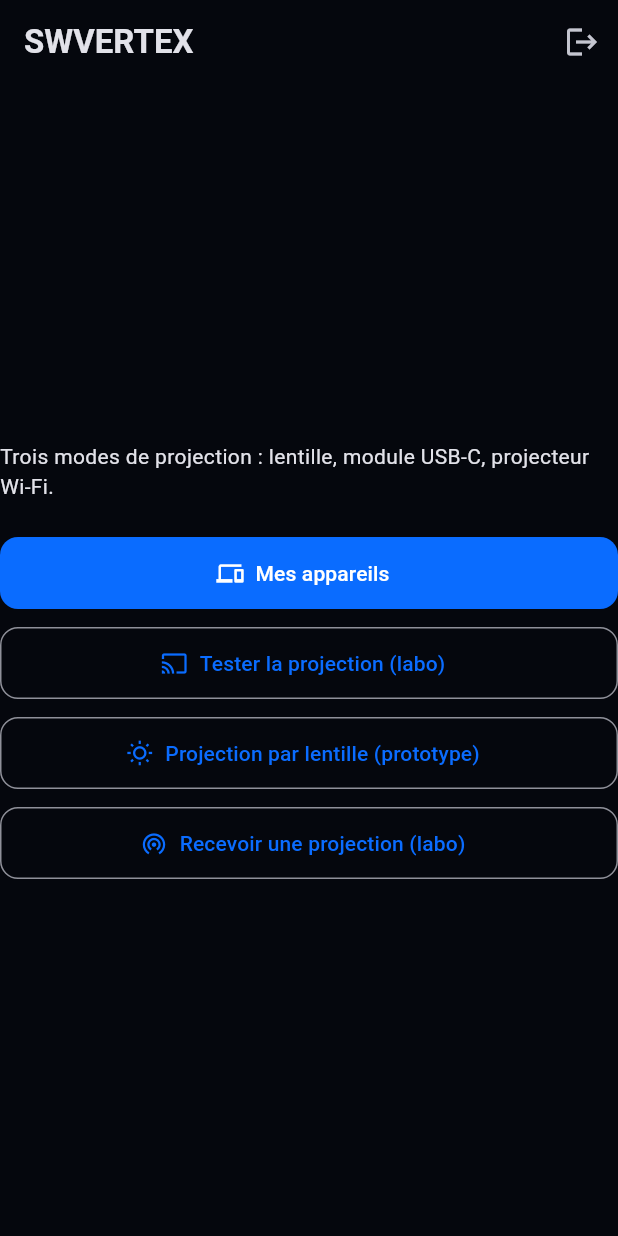
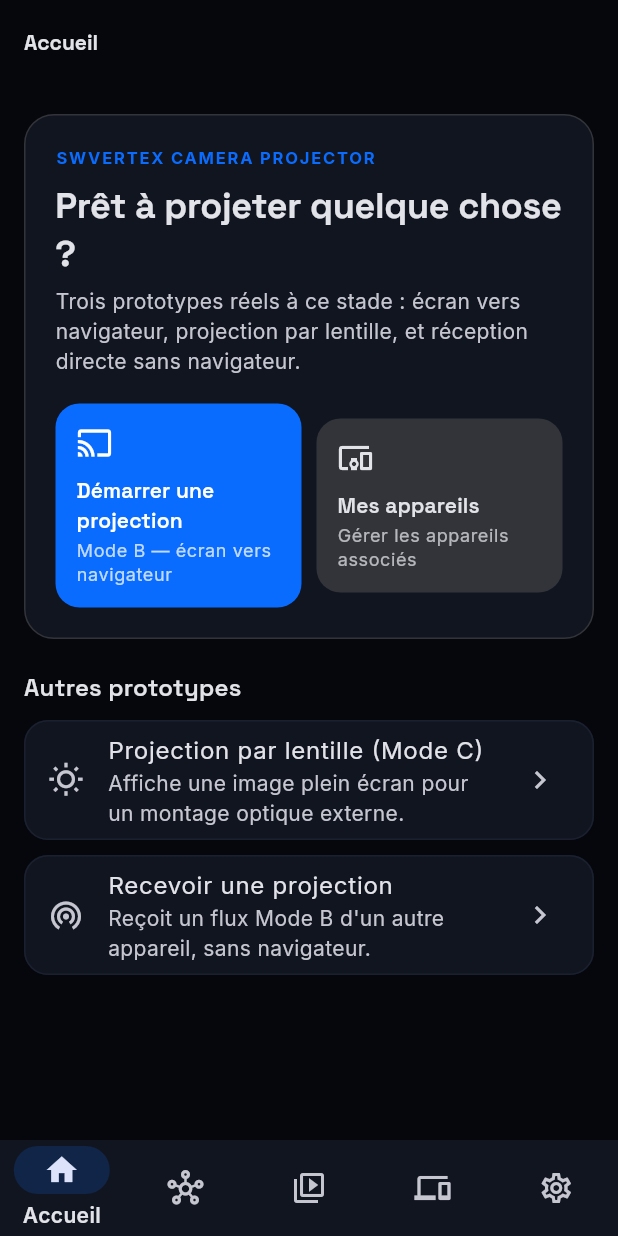
Before and after one commit to Rwond/camera-projector, a Flutter app: the HomeScreen screen opened directly with empty values, on a phone screen of 412 x 824 dp. Run offline on Flutter 3.47's test engine with Material 3 defaults, Android fonts, the phone set to English and light mode, and no system bars; our stand-ins replace file_picker, flutter_secure_storage, google_fonts, qr_flutter, share_plus; missing offline and left inert: screen_brightness, upnp_client; accounts and stored records are empty; network calls fail; project files that could hold a hidden picture were left out.

Commit message:
Applique la nouvelle identité visuelle et la navigation à 5 onglets au client
Typographie Space Grotesk/Inter (google_fonts), navigation Accueil/Spaces/
Sources/Appareils/Réglages en remplacement de l'écran d'accueil à liste de
boutons. Les écrans réels existants (Mode B, Mode C, connexion directe,
appareils) sont reliés tels quels ; Spaces (pas encore construit) et les
sources non implémentées l'annoncent honnêtement plutôt que de simuler une
fausse fonctionnalité.

```diff
--- a/apps/client/lib/features/home/home_screen.dart
+++ b/apps/client/lib/features/home/home_screen.dart
@@ -1,12 +1,18 @@
 import 'package:flutter/material.dart';
+
 import '../auth/auth_service.dart';
 import '../devices/devices_screen.dart';
 import '../devices/devices_service.dart';
-import '../lens/lens_projection_screen.dart';
-import '../projection/projection_screen.dart';
-import '../projection/receiver_screen.dart';
+import 'home_tab.dart';
+import 'settings_tab.dart';
+import 'spaces_tab.dart';
+import 'sources_tab.dart';
 
-class HomeScreen extends StatelessWidget {
+/// Coquille de navigation de l'app connectée : Accueil / Spaces / Sources /
+/// Appareils / Paramètres — cinq destinations, comme dans la maquette, mais
+/// chacune ne montre que des fonctionnalités réelles (ou l'annonce
+/// honnêtement quand ce n'est pas encore le cas, voir spaces_tab.dart).
+class HomeScreen extends StatefulWidget {
   const HomeScreen({
     super.key,
     required this.authService,
@@ -19,75 +25,40 @@ class HomeScreen extends StatelessWidget {
   final VoidCallback onLoggedOut;
 
   @override
+  State<HomeScreen> createState() => _HomeScreenState();
+}
+
+class _HomeScreenState extends State<HomeScreen> {
+  int _index = 0;
+
+  static const _titles = ['Accueil', 'Spaces', 'Sources', 'Appareils', 'Paramètres'];
+
+  void _openTab(int i) => setState(() => _index = i);
+
+  @override
   Widget build(BuildContext context) {
+    final pages = [
+      HomeTab(devicesService: widget.devicesService, onOpenTab: _openTab),
+      SpacesTab(onOpenSources: () => _openTab(2)),
+      const SourcesTab(),
+      DevicesScreen(devicesService: widget.devicesService),
+      SettingsTab(authService: widget.authService, onLoggedOut: widget.onLoggedOut),
+    ];
+
     return Scaffold(
-      appBar: AppBar(
-        title: const Text('SWVERTEX'),
-        actions: [
-          IconButton(
-            icon: const Icon(Icons.logout),
-            tooltip: 'Déconnexion',
-            onPressed: () async {
-              await authService.logout();
-              onLoggedOut();
-            },
-          ),
+      appBar: AppBar(title: Text(_titles[_index])),
+      body: IndexedStack(index: _index, children: pages),
+      bottomNavigationBar: NavigationBar(
+        selectedIndex: _index,
+        onDestinationSelected: _openTab,
+        labelBehavior: NavigationDestinationLabelBehavior.onlyShowSelected,
+        destinations: const [
+          NavigationDestination(icon: Icon(Icons.home_outlined), selectedIcon: Icon(Icons.home), label: 'Accueil'),
+          NavigationDestination(icon: Icon(Icons.hub_outlined), selectedIcon: Icon(Icons.hub), label: 'Spaces'),
+          NavigationDestination(icon: Icon(Icons.video_library_outlined), selectedIcon: Icon(Icons.video_library), label: 'Sources'),
+          NavigationDestination(icon: Icon(Icons.devices_outlined), selectedIcon: Icon(Icons.devices), label: 'Appareils'),
+          NavigationDestination(icon: Icon(Icons.settings_outlined), selectedIcon: Icon(Icons.settings), label: 'Réglages'),
         ],
-      ),
-      body: Center(
-        child: Column(
-          mainAxisSize: MainAxisSize.min,
-          children: [
-            const Text(
-              'Trois modes de projection : lentille, module USB-C, projecteur Wi-Fi.',
-            ),
-            const SizedBox(height: 24),
-            FilledButton.icon(
-              icon: const Icon(Icons.devices),
-              label: const Text('Mes appareils'),
-              onPressed: () {
-                Navigator.of(context).push(
-                  MaterialPageRoute(
-                    builder: (_) =>
-                        DevicesScreen(devicesService: devicesService),
-                  ),
-                );
-              },
-            ),
-            const SizedBox(height: 12),
-            OutlinedButton.icon(
-              icon: const Icon(Icons.cast),
-              label: const Text('Tester la projection (labo)'),
-              onPressed: () {
-                Navigator.of(context).push(
-                  MaterialPageRoute(builder: (_) => const ProjectionScreen()),
-                );
-              },
-            ),
-            const SizedBox(height: 12),
-            OutlinedButton.icon(
-              icon: const Icon(Icons.wb_sunny_outlined),
-              label: const Text('Projection par lentille (prototype)'),
-              onPressed: () {
-                Navigator.of(context).push(
-                  MaterialPageRoute(
-                    builder: (_) => const LensProjectionScreen(),
-                  ),
-                );
-              },
-            ),
-            const SizedBox(height: 12),
-            OutlinedButton.icon(
-              icon: const Icon(Icons.wifi_tethering),
-              label: const Text('Recevoir une projection (labo)'),
-              onPressed: () {
-                Navigator.of(context).push(
-                  MaterialPageRoute(builder: (_) => const ReceiverScreen()),
-                );
-              },
-            ),
-          ],
-        ),
       ),
     );
   }
--- /dev/null
+++ b/apps/client/lib/features/home/home_tab.dart
@@ -0,0 +1,184 @@
+import 'package:flutter/material.dart';
+
+import '../devices/devices_service.dart';
+import '../lens/lens_projection_screen.dart';
+import '../projection/projection_screen.dart';
+import '../projection/receiver_screen.dart';
+
+/// Onglet d'accueil : une action principale claire plutôt qu'un tableau de
+/// bord — conforme à l'esprit « priorité à l'action, pas aux statistiques ».
+class HomeTab extends StatelessWidget {
+  const HomeTab({super.key, required this.devicesService, required this.onOpenTab});
+
+  final DevicesService devicesService;
+  final ValueChanged<int> onOpenTab;
+
+  @override
+  Widget build(BuildContext context) {
+    final theme = Theme.of(context);
+    return ListView(
+      padding: const EdgeInsets.fromLTRB(16, 20, 16, 24),
+      children: [
+        Container(
+          padding: const EdgeInsets.all(20),
+          decoration: BoxDecoration(
+            color: theme.cardTheme.color,
+            borderRadius: BorderRadius.circular(20),
+            border: Border.all(color: theme.colorScheme.surfaceContainerHighest),
+          ),
+          child: Column(
+            crossAxisAlignment: CrossAxisAlignment.start,
+            children: [
+              Text(
+                'SWVERTEX CAMERA PROJECTOR',
+                style: theme.textTheme.labelSmall?.copyWith(
+                  color: theme.colorScheme.primary,
+                  fontWeight: FontWeight.w700,
+                  letterSpacing: 1.2,
+                ),
+              ),
+              const SizedBox(height: 8),
+              Text(
+                'Prêt à projeter quelque chose ?',
+                style: theme.textTheme.headlineSmall,
+              ),
+              const SizedBox(height: 6),
+              Text(
+                'Trois prototypes réels à ce stade : écran vers navigateur, '
+                'projection par lentille, et réception directe sans '
+                'navigateur.',
+                style: theme.textTheme.bodyMedium?.copyWith(
+                  color: theme.colorScheme.onSurfaceVariant,
+                ),
+              ),
+              const SizedBox(height: 18),
+              Row(
+                children: [
+                  Expanded(
+                    child: _ActionCard(
+                      icon: Icons.cast,
+                      label: 'Démarrer une projection',
+                      sublabel: 'Mode B — écran vers navigateur',
+                      primary: true,
+                      onTap: () => Navigator.of(context).push(
+                        MaterialPageRoute(builder: (_) => const ProjectionScreen()),
+                      ),
+                    ),
+                  ),
+                  const SizedBox(width: 10),
+                  Expanded(
+                    child: _ActionCard(
+                      icon: Icons.devices_other,
+                      label: 'Mes appareils',
+                      sublabel: 'Gérer les appareils associés',
+                      onTap: () => onOpenTab(3),
+                    ),
+                  ),
+                ],
+              ),
+            ],
+          ),
+        ),
+        const SizedBox(height: 20),
+        Text('Autres prototypes', style: theme.textTheme.titleMedium),
+        const SizedBox(height: 10),
+        _ListAction(
+          icon: Icons.wb_sunny_outlined,
+          title: 'Projection par lentille (Mode C)',
+          subtitle: 'Affiche une image plein écran pour un montage optique externe.',
+          onTap: () => Navigator.of(context).push(
+            MaterialPageRoute(builder: (_) => const LensProjectionScreen()),
+          ),
+        ),
+        _ListAction(
+          icon: Icons.wifi_tethering,
+          title: 'Recevoir une projection',
+          subtitle: 'Reçoit un flux Mode B d\'un autre appareil, sans navigateur.',
+          onTap: () => Navigator.of(context).push(
+            MaterialPageRoute(builder: (_) => const ReceiverScreen()),
+          ),
+        ),
+      ],
+    );
+  }
+}
+
+class _ActionCard extends StatelessWidget {
+  const _ActionCard({
+    required this.icon,
+    required this.label,
+    required this.sublabel,
+    required this.onTap,
+    this.primary = false,
+  });
+
+  final IconData icon;
+  final String label;
+  final String sublabel;
+  final VoidCallback onTap;
+  final bool primary;
+
+  @override
+  Widget build(BuildContext context) {
+    final theme = Theme.of(context);
+    final bg = primary ? theme.colorScheme.primary : theme.colorScheme.surfaceContainerHighest;
+    final fg = primary ? theme.colorScheme.onPrimary : theme.colorScheme.onSurface;
+    return Material(
+      color: bg,
+      borderRadius: BorderRadius.circular(16),
+      child: InkWell(
+        borderRadius: BorderRadius.circular(16),
+        onTap: onTap,
+        child: Padding(
+          padding: const EdgeInsets.all(14),
+          child: Column(
+            crossAxisAlignment: CrossAxisAlignment.start,
+            children: [
+              Icon(icon, color: fg),
+              const SizedBox(height: 10),
+              Text(
+                label,
+                style: theme.textTheme.titleSmall?.copyWith(color: fg),
+              ),
+              const SizedBox(height: 2),
+              Text(
+                sublabel,
+                style: theme.textTheme.bodySmall?.copyWith(
+                  color: fg.withValues(alpha: 0.75),
+                ),
+              ),
+            ],
+          ),
+        ),
+      ),
+    );
+  }
+}
+
+class _ListAction extends StatelessWidget {
+  const _ListAction({
+    required this.icon,
+    required this.title,
+    required this.subtitle,
+    required this.onTap,
+  });
+
+  final IconData icon;
+  final String title;
+  final String subtitle;
+  final VoidCallback onTap;
+
+  @override
+  Widget build(BuildContext context) {
+    return Card(
+      margin: const EdgeInsets.only(bottom: 10),
+      child: ListTile(
+        leading: Icon(icon),
+        title: Text(title),
+        subtitle: Text(subtitle),
+        trailing: const Icon(Icons.chevron_right),
+        onTap: onTap,
+      ),
+    );
+  }
+}
--- a/apps/client/pubspec.yaml
+++ b/apps/client/pubspec.yaml
@@ -42,6 +42,7 @@ dependencies:
   share_plus: ^13.3.1
   upnp_client: ^1.5.0
   xml: ^7.0.1
+  google_fonts: ^6.2.1
 
 dev_dependencies:
   flutter_test:
```
Also changed, not shown: apps/client/lib/features/devices/devices_screen.dart (+25 -9 lines), apps/client/lib/features/home/settings_tab.dart (added, +68 -0 lines), apps/client/lib/features/home/sources_tab.dart (added, +97 -0 lines), apps/client/lib/features/home/spaces_tab.dart (added, +57 -0 lines), apps/client/lib/theme/app_theme.dart (+35 -10 lines), apps/client/lib/theme/brand_colors.dart (+12 -0 lines), apps/client/lib/widgets/status_pill.dart (added, +54 -0 lines), apps/client/pubspec.lock, 1 other file.
